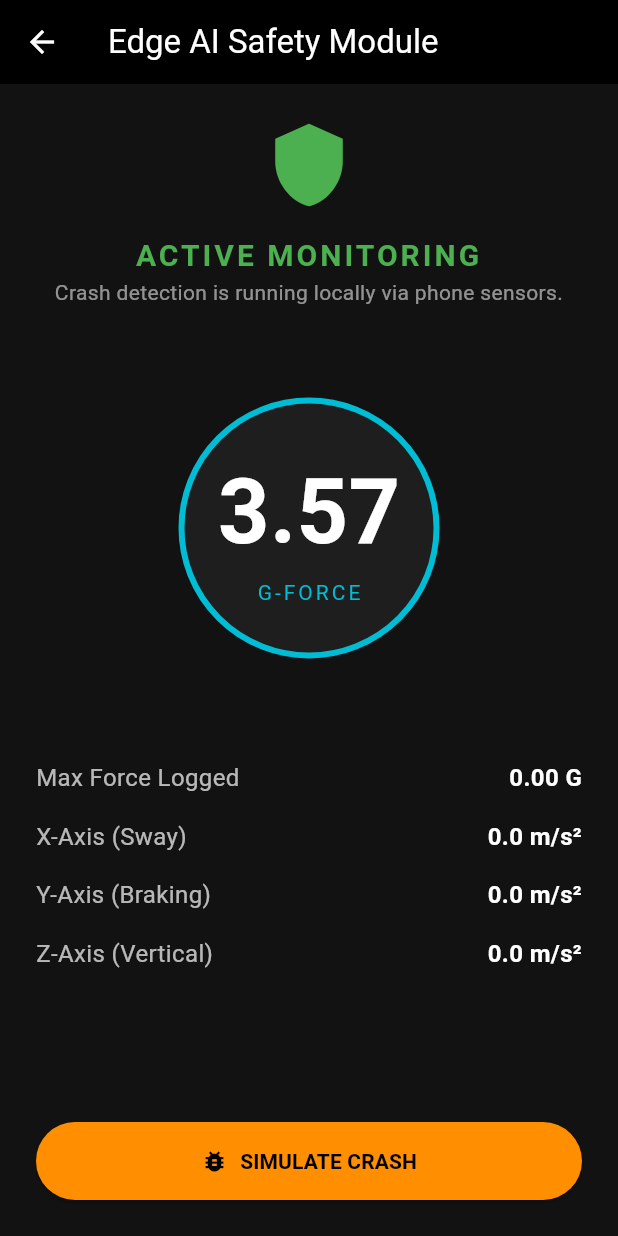
After one commit to hasnainak7/DriveAI, a Flutter app: the SafetyScreen screen opened directly, after a tap on "SIMULATE CRASH", after a tap on "I AM OKAY - CANCEL SOS", on a phone screen of 412 x 824 dp. The commit adds this screen. Run offline on Flutter 3.47's test engine with Material 3 defaults, Android fonts, the phone set to English and light mode, and no system bars; our stand-ins replace flutter_bluetooth_serial, permission_handler, sensors_plus, supabase_flutter; accounts and stored records are empty.

Commit message:
saftey model and screen added

```diff
--- a/lib/auth_screen.dart
+++ b/lib/auth_screen.dart
@@ -9,6 +9,7 @@ import 'main.dart';
 import 'obd_service.dart';
 import 'garage_screen.dart';
 import 'dtc_screen.dart';
+import 'safety_screen.dart';
 
 // ==========================================
 // 1. THE AUTHENTICATION SCREEN
@@ -572,6 +573,20 @@ class _DashboardScreenState extends State<DashboardScreen> {
                   },
                 ),
               ),
+
+            // Put this next to or under your existing DTC SCAN button
+              Expanded(
+                child: ElevatedButton.icon(
+                  style: ElevatedButton.styleFrom(backgroundColor: Colors.green[800], padding: const EdgeInsets.symmetric(vertical: 15)),
+                  icon: const Icon(Icons.shield, color: Colors.white),
+                  label: const Text("SAFETY", style: TextStyle(color: Colors.white)),
+                  onPressed: () {
+                    Navigator.of(context).push(MaterialPageRoute(builder: (context) => const SafetyScreen()));
+                  },
+                ),
+              ),
+
+
               const SizedBox(width: 16),
               Expanded(
                 child: ElevatedButton.icon(
--- /dev/null
+++ b/lib/safety_screen.dart
@@ -0,0 +1,209 @@
+import 'dart:async';
+import 'dart:math';
+import 'package:flutter/material.dart';
+import 'package:sensors_plus/sensors_plus.dart';
+
+class SafetyScreen extends StatefulWidget {
+  const SafetyScreen({super.key});
+
+  @override
+  State<SafetyScreen> createState() => _SafetyScreenState();
+}
+
+class _SafetyScreenState extends State<SafetyScreen> {
+  StreamSubscription<UserAccelerometerEvent>? _accelSubscription;
+
+  double _x = 0.0;
+  double _y = 0.0;
+  double _z = 0.0;
+  double _totalGForce = 0.0;
+  double _maxGForce = 0.0;
+
+  // The threshold for a severe event (approx 3.0 Gs = ~29 m/s^2)
+  // Standard braking is ~0.5G to 1.0G. A crash is typically 3.0G+
+  final double _crashThreshold = 29.0;
+
+  bool _isCrashDetected = false;
+  int _sosCountdown = 10;
+  Timer? _sosTimer;
+
+  @override
+  void initState() {
+    super.initState();
+    _startSafetyMonitor();
+  }
+
+  void _startSafetyMonitor() {
+    _accelSubscription = userAccelerometerEventStream(samplingPeriod: SensorInterval.uiInterval).listen((event) {
+      if (!mounted || _isCrashDetected) return;
+
+      setState(() {
+        _x = event.x;
+        _y = event.y;
+        _z = event.z;
+
+        // Calculate the magnitude vector (Total Force)
+        _totalGForce = sqrt((_x * _x) + (_y * _y) + (_z * _z));
+
+        // Track the highest force seen this session
+        if (_totalGForce > _maxGForce) _maxGForce = _totalGForce;
+
+        // Trigger the Edge AI Rules Engine
+        if (_totalGForce >= _crashThreshold) {
+          _triggerSosProtocol();
+        }
+      });
+    });
+  }
+
+  void _triggerSosProtocol() {
+    setState(() => _isCrashDetected = true);
+
+    // Start a 10-second countdown to allow the user to cancel a false alarm
+    _sosTimer = Timer.periodic(const Duration(seconds: 1), (timer) {
+      if (!mounted) return;
+      setState(() {
+        if (_sosCountdown > 0) {
+          _sosCountdown--;
+        } else {
+          timer.cancel();
+          // TODO: Integrate with Twilio/SMS API to text emergency contacts
+          ScaffoldMessenger.of(context).showSnackBar(
+            const SnackBar(content: Text('SOS DISPATCHED TO EMERGENCY CONTACTS!'), backgroundColor: Colors.red, duration: Duration(seconds: 5)),
+          );
+        }
+      });
+    });
+  }
+
+  void _cancelSos() {
+    _sosTimer?.cancel();
+    setState(() {
+      _isCrashDetected = false;
+      _sosCountdown = 10;
+      _maxGForce = 0.0; // Reset max after an event
+    });
+  }
+
+  @override
+  void dispose() {
+    _accelSubscription?.cancel();
+    _sosTimer?.cancel();
+    super.dispose();
+  }
+
+  @override
+  Widget build(BuildContext context) {
+    // If a crash is detected, hijack the whole screen with a red overlay
+    if (_isCrashDetected) {
+      return Scaffold(
+        backgroundColor: Colors.red[900],
+        body: SafeArea(
+          child: Center(
+            child: Column(
+              mainAxisAlignment: MainAxisAlignment.center,
+              children: [
+                const Icon(Icons.warning_amber_rounded, color: Colors.white, size: 100),
+                const SizedBox(height: 20),
+                const Text("CRASH DETECTED", style: TextStyle(color: Colors.white, fontSize: 36, fontWeight: FontWeight.bold, letterSpacing: 2)),
+                const SizedBox(height: 10),
+                const Text("Dispatching Emergency Services in:", style: TextStyle(color: Colors.white70, fontSize: 18)),
+                const SizedBox(height: 40),
+                Text("$_sosCountdown", style: const TextStyle(color: Colors.white, fontSize: 120, fontWeight: FontWeight.bold)),
+                const SizedBox(height: 60),
+                ElevatedButton(
+                  style: ElevatedButton.styleFrom(
+                    backgroundColor: Colors.white,
+                    foregroundColor: Colors.red[900],
+                    padding: const EdgeInsets.symmetric(horizontal: 50, vertical: 20),
+                    shape: RoundedRectangleBorder(borderRadius: BorderRadius.circular(30)),
+                  ),
+                  onPressed: _cancelSos,
+                  child: const Text("I AM OKAY - CANCEL SOS", style: TextStyle(fontSize: 20, fontWeight: FontWeight.bold)),
+                )
+              ],
+            ),
+          ),
+        ),
+      );
+    }
+
+    // Standard Monitoring UI
+    return Scaffold(
+      backgroundColor: const Color(0xFF121212),
+      appBar: AppBar(
+        title: const Text('Edge AI Safety Module', style: TextStyle(color: Colors.white)),
+        backgroundColor: Colors.black,
+        iconTheme: const IconThemeData(color: Colors.white),
+      ),
+      body: Padding(
+        padding: const EdgeInsets.all(24.0),
+        child: Column(
+          crossAxisAlignment: CrossAxisAlignment.stretch,
+          children: [
+            const Icon(Icons.shield, color: Colors.green, size: 60),
+            const SizedBox(height: 16),
+            const Text("ACTIVE MONITORING", textAlign: TextAlign.center, style: TextStyle(color: Colors.green, fontSize: 20, fontWeight: FontWeight.bold, letterSpacing: 2)),
+            const Text("Crash detection is running locally via phone sensors.", textAlign: TextAlign.center, style: TextStyle(color: Colors.white54, fontSize: 14)),
+
+            const SizedBox(height: 60),
+
+            // Live G-Force Meter
+            Container(
+              padding: const EdgeInsets.all(30),
+              decoration: BoxDecoration(
+                shape: BoxShape.circle,
+                border: Border.all(color: Colors.cyan, width: 4),
+                color: const Color(0xFF1E1E1E),
+              ),
+              child: Column(
+                mainAxisAlignment: MainAxisAlignment.center,
+                children: [
+                  Text(
+                    (_totalGForce / 9.81).toStringAsFixed(2), // Convert raw m/s^2 to standard 'G' force
+                    style: const TextStyle(fontSize: 60, fontWeight: FontWeight.bold, color: Colors.white),
+                  ),
+                  const Text("G-FORCE", style: TextStyle(color: Colors.cyan, letterSpacing: 2)),
+                ],
+              ),
+            ),
+
+            const SizedBox(height: 60),
+
+            // Raw Telemetry Stats
+            _buildStatRow("Max Force Logged", "${(_maxGForce / 9.81).toStringAsFixed(2)} G"),
+            _buildStatRow("X-Axis (Sway)", "${_x.toStringAsFixed(1)} m/s²"),
+            _buildStatRow("Y-Axis (Braking)", "${_y.toStringAsFixed(1)} m/s²"),
+            _buildStatRow("Z-Axis (Vertical)", "${_z.toStringAsFixed(1)} m/s²"),
+
+            const Spacer(),
+
+            // Developer Testing Button
+            ElevatedButton.icon(
+              style: ElevatedButton.styleFrom(backgroundColor: Colors.amber[800], padding: const EdgeInsets.symmetric(vertical: 16)),
+              icon: const Icon(Icons.bug_report, color: Colors.black),
+              label: const Text("SIMULATE CRASH", style: TextStyle(color: Colors.black, fontWeight: FontWeight.bold)),
+              onPressed: () {
+                setState(() => _totalGForce = 35.0); // Artificially inject a 3.5G spike
+                _triggerSosProtocol();
+              },
+            ),
+          ],
+        ),
+      ),
+    );
+  }
+
+  Widget _buildStatRow(String label, String value) {
+    return Padding(
+      padding: const EdgeInsets.symmetric(vertical: 8.0),
+      child: Row(
+        mainAxisAlignment: MainAxisAlignment.spaceBetween,
+        children: [
+          Text(label, style: const TextStyle(color: Colors.white70, fontSize: 16)),
+          Text(value, style: const TextStyle(color: Colors.white, fontSize: 16, fontWeight: FontWeight.bold)),
+        ],
+      ),
+    );
+  }
+}
--- a/pubspec.yaml
+++ b/pubspec.yaml
@@ -35,6 +35,8 @@ dependencies:
   permission_handler: ^11.0.0
   sensors_plus: ^5.0.0
   tflite_flutter: ^0.10.4 # <--- ADD TENSORFLOW LITE
+
+
 
   # The following adds the Cupertino Icons font to your application.
   # Use with the CupertinoIcons class for iOS style icons.
```
